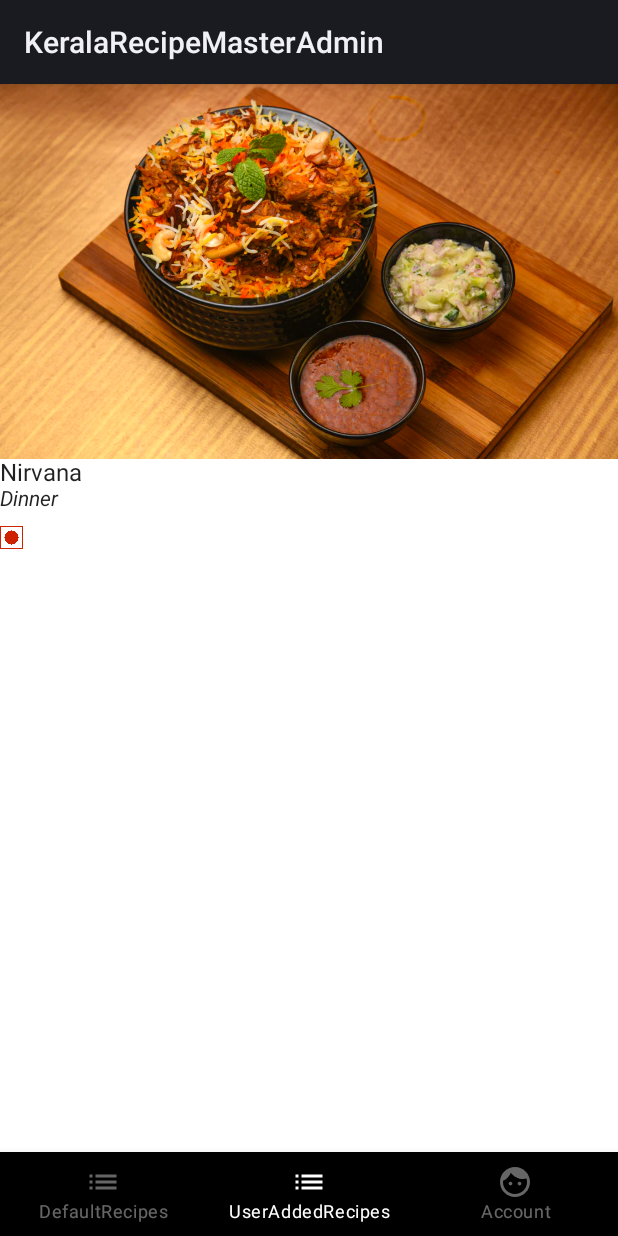
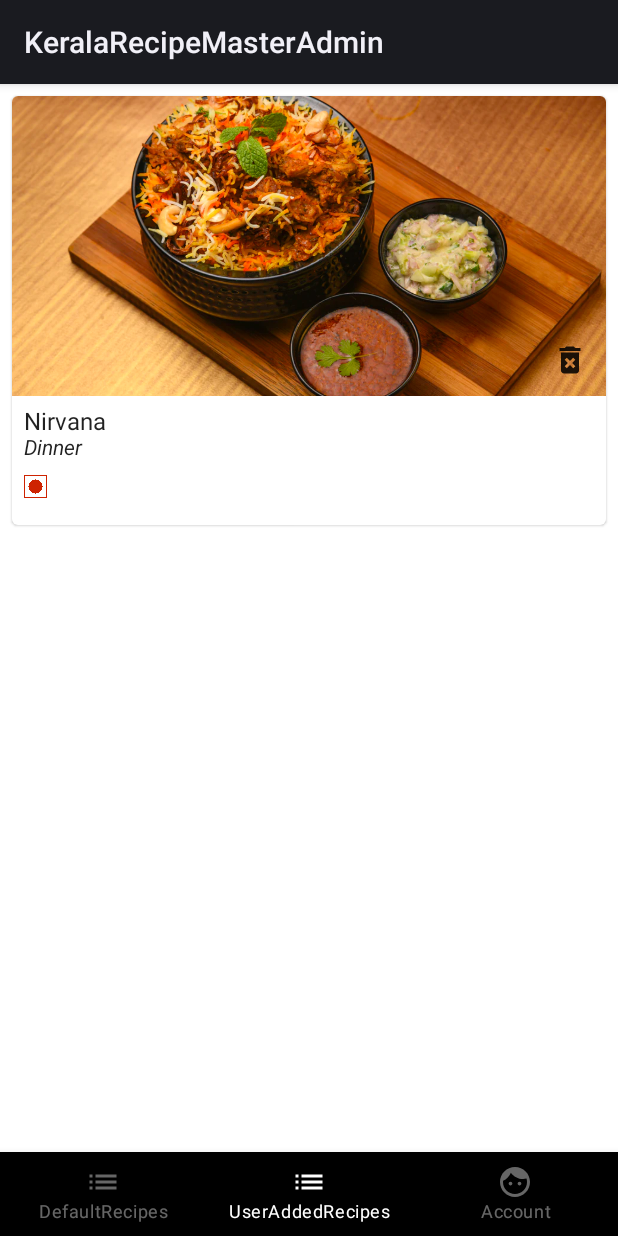
Before and after one commit to AnusreeSajeevan/KeralaRecipeMasterUser, an Android app built with Jetpack Compose: the screen it shows after launch (HomeActivity), item 2 of the bottom bar chosen, on a phone screen of 412 x 824 dp. Run offline under Robolectric (Android 15) with nearby library versions, the phone set to English and light mode, and no system bars; our stand-ins replace Dagger/Hilt's generated code, Room's generated code, livedata-compose.

Commit message:
Added delete recipe functionality

```diff
--- a/app/src/main/java/com/keralarecipemaster/admin/domain/db/RecipeDao.kt
+++ b/app/src/main/java/com/keralarecipemaster/admin/domain/db/RecipeDao.kt
@@ -24,4 +24,7 @@ interface RecipeDao {
 
     @Query("SELECT COUNT(recipeName) from recipe")
     fun numberOfRecipes(): Int
+
+    @Delete
+    suspend fun deleteRecipe(recipe: Recipe)
 }
--- a/app/src/main/java/com/keralarecipemaster/admin/presentation/ui/DefaultRecipeScreen.kt
+++ b/app/src/main/java/com/keralarecipemaster/admin/presentation/ui/DefaultRecipeScreen.kt
@@ -8,11 +8,20 @@ import androidx.compose.material.Scaffold
 import androidx.compose.material.icons.Icons
 import androidx.compose.material.icons.filled.Add
 import androidx.compose.runtime.Composable
+import androidx.compose.ui.tooling.preview.Preview
 import com.keralarecipemaster.admin.domain.model.Recipe
 import com.keralarecipemaster.admin.presentation.ui.view.RecipeComponent
+import com.keralarecipemaster.admin.presentation.viewmodel.RecipeListViewModel
+import com.keralarecipemaster.admin.utils.Diet
+import com.keralarecipemaster.admin.utils.Meal
+import com.keralarecipemaster.admin.utils.UserType
 
 @Composable
-fun DefaultRecipesScreen(recipes: List<Recipe>, onFabClick: (() -> Unit)) {
+fun DefaultRecipesScreen(
+    recipes: List<Recipe>,
+    onFabClick: () -> Unit,
+    recipeViewModel: RecipeListViewModel
+) {
     Scaffold(
         floatingActionButton = {
             FloatingActionButton(onClick = onFabClick) {
@@ -23,7 +32,8 @@ fun DefaultRecipesScreen(recipes: List<Recipe>, onFabClick: (() -> Unit)) {
         LazyColumn {
             items(recipes) { recipe ->
                 RecipeComponent(
-                    recipe
+                    recipe,
+                    recipeViewModel
                 )
             }
         }
--- a/app/src/main/java/com/keralarecipemaster/admin/presentation/ui/UserAddedRecipesScreen.kt
+++ b/app/src/main/java/com/keralarecipemaster/admin/presentation/ui/UserAddedRecipesScreen.kt
@@ -2,17 +2,17 @@ package com.keralarecipemaster.admin.presentation.ui
 
 import androidx.compose.foundation.lazy.LazyColumn
 import androidx.compose.foundation.lazy.items
-import androidx.compose.material.Text
 import androidx.compose.runtime.Composable
 import com.keralarecipemaster.admin.domain.model.Recipe
 import com.keralarecipemaster.admin.presentation.ui.view.RecipeComponent
+import com.keralarecipemaster.admin.presentation.viewmodel.RecipeListViewModel
 
 @Composable
-fun UserAddedRecipesScreen(userAddedRecipes: List<Recipe>) {
+fun UserAddedRecipesScreen(userAddedRecipes: List<Recipe>, recipeViewModel: RecipeListViewModel) {
     LazyColumn {
         items(userAddedRecipes) { recipe ->
             RecipeComponent(
-                recipe
+                recipe, recipeViewModel
             )
         }
     }
--- a/app/src/main/java/com/keralarecipemaster/admin/presentation/ui/view/HomeActivity.kt
+++ b/app/src/main/java/com/keralarecipemaster/admin/presentation/ui/view/HomeActivity.kt
@@ -7,8 +7,6 @@ import androidx.activity.compose.setContent
 import androidx.activity.viewModels
 import androidx.compose.foundation.layout.padding
 import androidx.compose.material.*
-import androidx.compose.material.icons.Icons
-import androidx.compose.material.icons.filled.Add
 import androidx.compose.runtime.Composable
 import androidx.compose.runtime.getValue
 import androidx.compose.runtime.livedata.observeAsState
@@ -67,10 +65,10 @@ class HomeActivity : ComponentActivity() {
                     composable(NavigationItems.DefaultRecipes.route) {
                         DefaultRecipesScreen(defaultRecipes, onFabClick = {
                             startActivity(Intent(this@HomeActivity, AddRecipeActivity::class.java))
-                        })
+                        }, recipeViewModel)
                     }
                     composable(NavigationItems.UserAddedRecipes.route) {
-                        UserAddedRecipesScreen(userAddedRecipes)
+                        UserAddedRecipesScreen(userAddedRecipes, recipeViewModel)
                     }
                     composable(NavigationItems.Account.route) {
                         ProfileScreen()
--- a/app/src/main/java/com/keralarecipemaster/admin/presentation/ui/view/RecipeComponent.kt
+++ b/app/src/main/java/com/keralarecipemaster/admin/presentation/ui/view/RecipeComponent.kt
@@ -2,8 +2,12 @@ package com.keralarecipemaster.admin.presentation.ui.view
 
 import androidx.compose.foundation.Image
 import androidx.compose.foundation.layout.*
+import androidx.compose.material.Card
+import androidx.compose.material.Icon
+import androidx.compose.material.IconButton
 import androidx.compose.material.Text
 import androidx.compose.runtime.Composable
+import androidx.compose.ui.Alignment
 import androidx.compose.ui.Modifier
 import androidx.compose.ui.layout.ContentScale
 import androidx.compose.ui.res.painterResource
@@ -13,19 +17,37 @@ import androidx.compose.ui.unit.dp
 import androidx.compose.ui.unit.sp
 import com.keralarecipemaster.admin.R
 import com.keralarecipemaster.admin.domain.model.Recipe
+import com.keralarecipemaster.admin.presentation.viewmodel.RecipeListViewModel
 import com.keralarecipemaster.admin.utils.Diet
 
 @Composable
-fun RecipeComponent(recipe: Recipe) {
+fun RecipeComponent(recipe: Recipe, recipeViewModel: RecipeListViewModel) {
+    Card(modifier = Modifier.padding(8.dp)) {
         Column(modifier = Modifier.fillMaxWidth()) {
+            Box {
                 Image(
                     painter = painterResource(
                         id = R.drawable.chicken_biriyani
                     ),
                     contentDescription = null,
-            modifier = Modifier.height(250.dp),
+                    modifier = Modifier
+                        .height(200.dp)
+                        .fillMaxWidth(),
                     contentScale = ContentScale.Crop
                 )
+                IconButton(onClick = {
+                    recipeViewModel.deleteRecipe(recipe)
+                }, modifier = Modifier.align(Alignment.BottomEnd)) {
+                    Icon(
+                        painter = painterResource(
+                            id = R.drawable.ic_delete
+                        ),
+                        contentDescription = null
+                    )
+                }
+            }
+
+            Column(modifier = Modifier.padding(8.dp)) {
                 Text(
                     text = recipe.recipeName,
                     style = TextStyle(fontSize = 16.sp, fontStyle = FontStyle.Normal)
@@ -49,7 +71,32 @@ fun RecipeComponent(recipe: Recipe) {
                         .height(15.dp)
                         .width(15.dp)
                 )
+            }
 
             Spacer(modifier = Modifier.height(10.dp))
         }
     }
+}
+/*
+@Composable
+@Preview(showBackground = true)
+fun previewRecipe() {
+    RecipeComponent(
+        recipe = Recipe(
+            id = 4,
+            recipeName = "recipeName",
+            description = "description",
+            ingredients = listOf("ingredients"),
+            preparationMethod = "preparationMethod",
+            image = "imageUrl",
+            restaurantName = "restaurantName",
+            restaurantLatitude = "latitude",
+            restaurantLongitude = "longitude",
+            restaurantState = "state",
+            mealType = Meal.DINNER,
+            diet = Diet.VEG,
+            addedBy = UserType.ADMIN.name
+        ),
+        recipeViewModel =
+    )
+}*/
--- a/app/src/main/java/com/keralarecipemaster/admin/presentation/viewmodel/RecipeListViewModel.kt
+++ b/app/src/main/java/com/keralarecipemaster/admin/presentation/viewmodel/RecipeListViewModel.kt
@@ -5,6 +5,7 @@ import androidx.lifecycle.*
 import com.keralarecipemaster.admin.domain.model.Recipe
 import com.keralarecipemaster.admin.repository.RecipeRepository
 import dagger.hilt.android.lifecycle.HiltViewModel
+import kotlinx.coroutines.launch
 import javax.inject.Inject
 
 @HiltViewModel
@@ -12,6 +13,12 @@ class RecipeListViewModel @Inject constructor(
     val recipeRepository: RecipeRepository,
     application: Application
 ) : AndroidViewModel(application) {
+    fun deleteRecipe(recipe: Recipe) {
+        viewModelScope.launch {
+            recipeRepository.deleteRecipe(recipe)
+        }
+    }
+
     var defaultRecipes: LiveData<List<Recipe>> = recipeRepository.getDefaultRecipes
     var userAddedRecipes: LiveData<List<Recipe>> = recipeRepository.getUserAddedRecipes
 }
--- a/app/src/main/java/com/keralarecipemaster/admin/repository/RecipeRepository.kt
+++ b/app/src/main/java/com/keralarecipemaster/admin/repository/RecipeRepository.kt
@@ -8,4 +8,5 @@ interface RecipeRepository {
     val getUserAddedRecipes: LiveData<List<Recipe>>
     suspend fun addRecipe(recipe: Recipe)
     suspend fun count(): Int
+    suspend fun deleteRecipe(recipe: Recipe)
 }
--- a/app/src/main/java/com/keralarecipemaster/admin/repository/RecipeRepositoryImpl.kt
+++ b/app/src/main/java/com/keralarecipemaster/admin/repository/RecipeRepositoryImpl.kt
@@ -25,6 +25,12 @@ class RecipeRepositoryImpl(
         }
     }
 
+    override suspend fun deleteRecipe(recipe: Recipe) {
+        withContext(Dispatchers.IO) {
+            recipeDao.deleteRecipe(recipe)
+        }
+    }
+
     override suspend fun addRecipe(recipe: Recipe) {
         recipeDao.insertRecipe(recipe)
     }
--- /dev/null
+++ b/app/src/main/res/drawable/ic_delete.xml
@@ -0,0 +1,5 @@
+<vector android:height="24dp" android:tint="#000000"
+    android:viewportHeight="24" android:viewportWidth="24"
+    android:width="24dp" xmlns:android="http://schemas.android.com/apk/res/android">
+    <path android:fillColor="@android:color/white" android:pathData="M6,19c0,1.1 0.9,2 2,2h8c1.1,0 2,-0.9 2,-2L18,7L6,7v12zM8.46,11.88l1.41,-1.41L12,12.59l2.12,-2.12 1.41,1.41L13.41,14l2.12,2.12 -1.41,1.41L12,15.41l-2.12,2.12 -1.41,-1.41L10.59,14l-2.13,-2.12zM15.5,4l-1,-1h-5l-1,1L5,4v2h14L19,4z"/>
+</vector>
```
Lines whose indentation alone changed are shown as unchanged.
